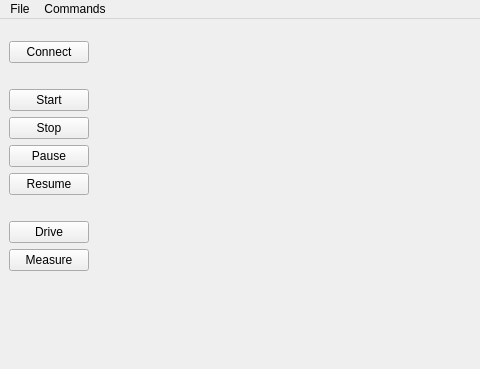
This is GUI3/MMS_Control/mainwindow.ui in casper2002casper/MSS as Qt 5 draws it before an edit; both pictures show x 0 to 480 and y 0 to 369 of the 962 by 656 pixel window. The edited form follows.
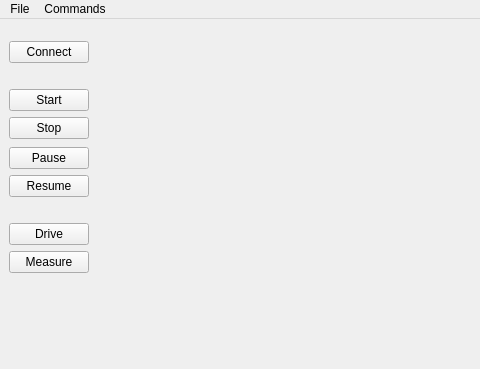
This is the edited form.

Diff of the .ui file:
```diff
--- a/GUI3/MMS_Control/mainwindow.ui
+++ b/GUI3/MMS_Control/mainwindow.ui
@@ -241,6 +241,22 @@
         </property>
        </widget>
       </item>
+      <item>
+       <spacer name="verticalSpacer">
+        <property name="orientation">
+         <enum>Qt::Vertical</enum>
+        </property>
+        <property name="sizeType">
+         <enum>QSizePolicy::Maximum</enum>
+        </property>
+        <property name="sizeHint" stdset="0">
+         <size>
+          <width>20</width>
+          <height>2</height>
+         </size>
+        </property>
+       </spacer>
+      </item>
       <item>
        <widget class="QPushButton" name="pauseButton">
         <property name="sizePolicy">
```
